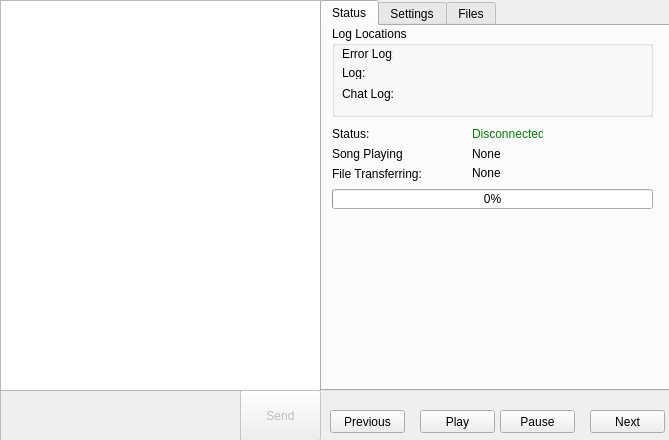
Old version of the form mainwindow.ui in the repository warren80/comaudio.
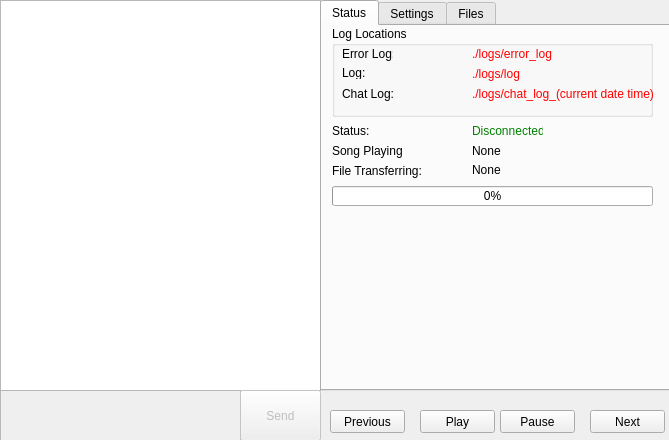
New version of the form.

```diff
--- a/mainwindow.ui
+++ b/mainwindow.ui
@@ -12,14 +12,14 @@
   </property>
   <property name="minimumSize">
    <size>
-    <width>0</width>
-    <height>0</height>
+    <width>669</width>
+    <height>440</height>
    </size>
   </property>
   <property name="maximumSize">
    <size>
-    <width>1366</width>
-    <height>768</height>
+    <width>669</width>
+    <height>440</height>
    </size>
   </property>
   <property name="windowTitle">
@@ -112,7 +112,7 @@
       <property name="geometry">
        <rect>
         <x>10</x>
-        <y>100</y>
+        <y>97</y>
         <width>41</width>
         <height>16</height>
        </rect>
@@ -125,7 +125,7 @@
       <property name="geometry">
        <rect>
         <x>150</x>
-        <y>100</y>
+        <y>97</y>
         <width>71</width>
         <height>16</height>
        </rect>
@@ -141,7 +141,7 @@
       <property name="geometry">
        <rect>
         <x>10</x>
-        <y>120</y>
+        <y>117</y>
         <width>71</width>
         <height>16</height>
        </rect>
@@ -154,7 +154,7 @@
       <property name="geometry">
        <rect>
         <x>150</x>
-        <y>120</y>
+        <y>117</y>
         <width>51</width>
         <height>16</height>
        </rect>
@@ -214,12 +214,60 @@
         <string>Chat Log:</string>
        </property>
       </widget>
+      <widget class="QLabel" name="label">
+       <property name="geometry">
+        <rect>
+         <x>140</x>
+         <y>20</y>
+         <width>81</width>
+         <height>16</height>
+        </rect>
+       </property>
+       <property name="styleSheet">
+        <string notr="true">color: red;</string>
+       </property>
+       <property name="text">
+        <string>./logs/error_log</string>
+       </property>
+      </widget>
+      <widget class="QLabel" name="label_2">
+       <property name="geometry">
+        <rect>
+         <x>140</x>
+         <y>40</y>
+         <width>51</width>
+         <height>16</height>
+        </rect>
+       </property>
+       <property name="styleSheet">
+        <string notr="true">color: red;</string>
+       </property>
+       <property name="text">
+        <string>./logs/log</string>
+       </property>
+      </widget>
+      <widget class="QLabel" name="label_3">
+       <property name="geometry">
+        <rect>
+         <x>140</x>
+         <y>60</y>
+         <width>181</width>
+         <height>16</height>
+        </rect>
+       </property>
+       <property name="styleSheet">
+        <string notr="true">color: red;</string>
+       </property>
+       <property name="text">
+        <string>./logs/chat_log_(current date time)</string>
+       </property>
+      </widget>
      </widget>
      <widget class="QLabel" name="fileTransferLabel">
       <property name="geometry">
        <rect>
         <x>10</x>
-        <y>140</y>
+        <y>137</y>
         <width>91</width>
         <height>16</height>
        </rect>
@@ -232,7 +280,7 @@
       <property name="geometry">
        <rect>
         <x>150</x>
-        <y>140</y>
+        <y>137</y>
         <width>46</width>
         <height>13</height>
        </rect>
@@ -245,7 +293,7 @@
       <property name="geometry">
        <rect>
         <x>10</x>
-        <y>163</y>
+        <y>160</y>
         <width>321</width>
         <height>20</height>
        </rect>
```
